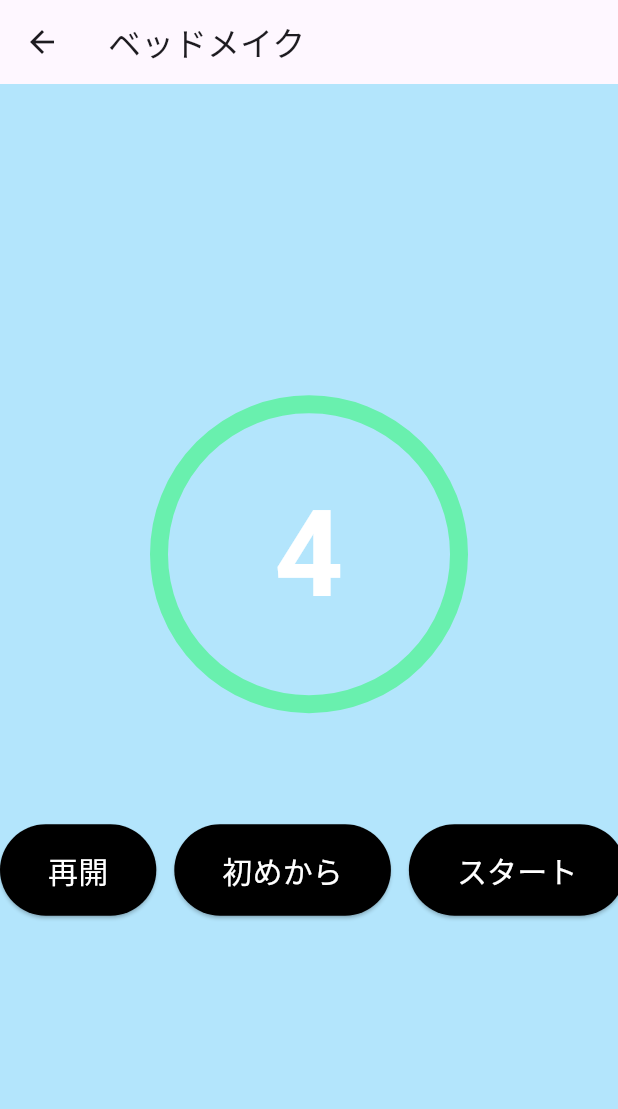
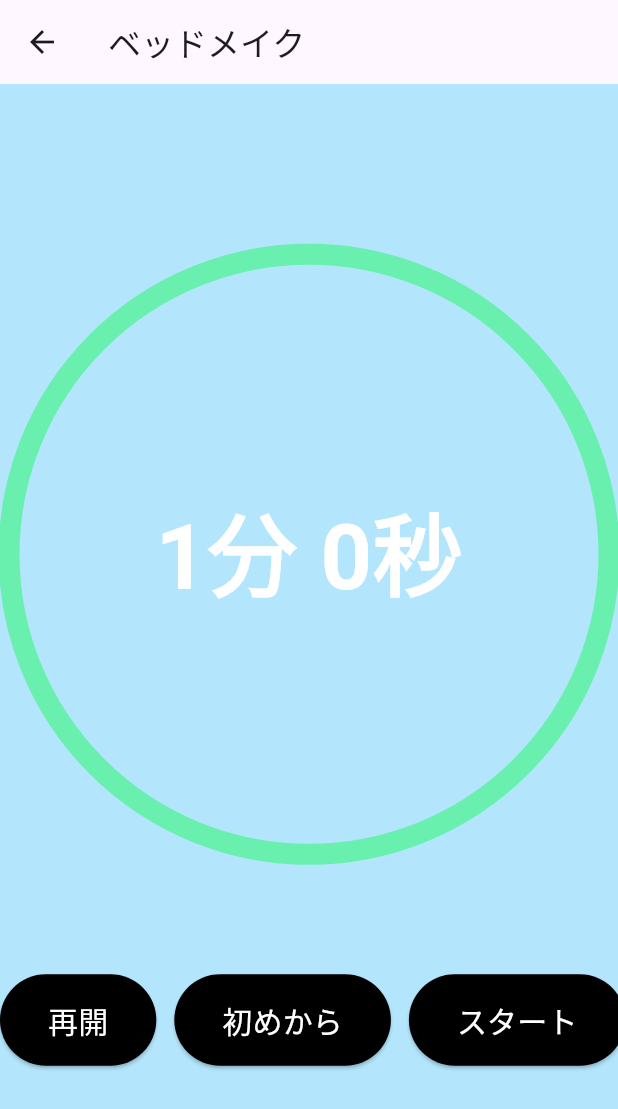
Before and after one commit to hokohoko/Zibun_Timer, a Flutter app: the screen it shows after launch, after a tap on "実行画面", on a phone screen of 412 x 824 dp. Shown: the top 1109 px of the screen. Run offline on Flutter 3.47's test engine with Material 3 defaults, Android fonts, the phone set to English and light mode, and no system bars.

Commit message:
実行画面の修正

```diff
--- a/lib/execution.dart
+++ b/lib/execution.dart
@@ -3,62 +3,75 @@ import 'dart:ui';
 import 'dart:async';
 
 class ExecutionPage extends StatefulWidget {
-  int maxSeconds = 5;
-  int seconds = 5;
-  Timer? timer;
-  String task = '';
-  List<String> tasks = ['ベッドメイキング', '洗顔', '朝食', '歯磨き'];
   @override
   _ExecutionPageState createState() => _ExecutionPageState();
 }
 
 class _ExecutionPageState extends State<ExecutionPage> {
-  //static const defaultSeconds = 10;
   int maxSeconds = 5;
   int seconds = 5;
-  Timer? timer;
+  Timer? idealTimer;
+  Timer? realTimer;
   String task = '';
   List<String> tasks = ['ベッドメイキング', '洗顔', '朝食', '歯磨き'];
   int count = 0;
   List<Map<String, dynamic>> taskList = [
-    {"name": "ベッドメイク", "idealTime": 4, "realTime": 0},
-    {"name": "洗顔", "idealTime": 5, "realTime": 0},
-    {"name": "朝食", "idealTime": 6, "realTime": 0},
+    {"name": "ベッドメイク", "idealTime": 60, "realTime": 0},
+    {"name": "洗顔", "idealTime": 63, "realTime": 0},
+    {"name": "朝食", "idealTime": 30, "realTime": 0},
     {"name": "歯磨き", "idealTime": 3, "realTime": 0},
   ];
   int realTime = 0;
   TextEditingController timeController = TextEditingController(); // 時間入力
+  int displayMinutes = 0;
+  int displaySeconds = 0;
 
   _ExecutionPageState() {
-    print('$count init');
     task = taskList[count]["name"];
     maxSeconds = taskList[count]["idealTime"];
     seconds = taskList[count]["idealTime"];
+    displayMinutes = taskList[count]["idealTime"] ~/ 60;
+    displaySeconds = (taskList[count]["idealTime"] % 60 == 0)
+        ? 00
+        : taskList[count]["idealTime"] % 60;
+    print('$displayMinutes : $displaySeconds init');
   }
 
   void startTimer({bool reset = true}) {
     print(task + 'をスタート');
     if (reset) {
-      resetTimer();
+      resetRealTimer();
+      resetIdealTimer();
     }
-    // seconds: 1
-    timer = Timer.periodic(Duration(seconds: 1), (_) {
+
+    idealTimer = Timer.periodic(Duration(seconds: 1), (_) {
       if (seconds > 0) {
         setState(() => seconds--);
+        setState(() => displayMinutes = seconds ~/ 60);
+        setState(() => displaySeconds = seconds % 60);
       } else {
         stopTimer(reset: false);
         // seconds = maxSeconds;
       }
     });
+
+    realTimer = Timer.periodic(Duration(seconds: 1), (_) {
+      realTime++;
+      // setState(() => realTime--);
+    });
   }
 
-  void resetTimer() => setState(() => seconds = maxSeconds);
+  void resetRealTimer() => setState(() => seconds = maxSeconds);
+
+  void resetIdealTimer() {
+    realTime = 0;
+  }
 
   void stopTimer({bool reset = true}) {
     if (reset) {
-      resetTimer();
+      resetRealTimer();
     }
-    setState(() => timer?.cancel());
+    setState(() => idealTimer?.cancel());
   }
 
   void setPrams() {
@@ -68,23 +81,35 @@ class _ExecutionPageState extends State<ExecutionPage> {
   }
 
   void nextTask() {
+    print(realTimer?.tick);
+    taskList[count]["realTime"] = realTimer?.tick;
+    realTimer?.cancel();
+    idealTimer?.cancel();
+    print(taskList);
+    print(realTimer?.tick);
+
     count = count + 1;
     if (count == tasks.length) {
       count = 0;
     }
     setPrams();
     // task = tasks[count];
-    resetTimer();
-    if(count == 0){
+    resetRealTimer();
+    if (count == 0) {
       Navigator.pushReplacement(
         context,
-        MaterialPageRoute(builder: (context) => NextScreen(
+        MaterialPageRoute(
+            builder: (context) => NextScreen(
                   tasks: tasks,
                   taskList: taskList,
                 )),
       );
     }
+    // resetRealTimer();
+    // resetIdealTimer();
+    startTimer();
   }
+
   @override
   Widget build(BuildContext context) => Scaffold(
       appBar: AppBar(
@@ -103,7 +128,7 @@ class _ExecutionPageState extends State<ExecutionPage> {
           )));
 
   Widget buildButtons() {
-    final isRunning = timer == null ? false : timer!.isActive;
+    final isRunning = idealTimer == null ? false : idealTimer!.isActive;
     final isCompleted = seconds == 0;
     // final timeController = TextEditingController();
 
@@ -121,7 +146,7 @@ class _ExecutionPageState extends State<ExecutionPage> {
       ButtonWidget(
           text: '初めから',
           onClicked: () {
-            resetTimer();
+            resetRealTimer();
           }),
       const SizedBox(width: 12),
       ButtonWidget(
@@ -135,16 +160,17 @@ class _ExecutionPageState extends State<ExecutionPage> {
   }
 
   Widget buildTimer() => SizedBox(
-      width: 200,
-      height: 200,
+      width: 400,
+      height: 400,
       child: Stack(
         fit: StackFit.expand,
         children: [
           CircularProgressIndicator(
             value: 1 - seconds / maxSeconds,
             valueColor: AlwaysStoppedAnimation(Colors.white),
-            strokeWidth: 12,
-            backgroundColor: Colors.greenAccent,
+            strokeWidth: 14,
+            backgroundColor:
+                seconds > 2 ? Colors.greenAccent : Colors.redAccent,
           ),
           Center(
             child: buildTime(),
@@ -153,11 +179,10 @@ class _ExecutionPageState extends State<ExecutionPage> {
       ));
 
   Widget buildTime() {
-    return Text('$seconds',
+    return Text('$displayMinutes分 $displaySeconds秒',
         style: const TextStyle(
-            fontWeight: FontWeight.bold, color: Colors.white, fontSize: 80));
+            fontWeight: FontWeight.bold, color: Colors.white, fontSize: 60));
   }
-
 }
 
 class ButtonWidget extends StatelessWidget {
@@ -232,8 +257,7 @@ class ButtonWidget extends StatelessWidget {
                             SizedBox(width: 10),
                             DropdownButton<int>(
                               value: taskList[0]["idealTime"],
-                                onChanged: (value){
-                                },
+                              onChanged: (value) {},
                               items: _buildDropdownItems(),
                             ),
                           ],
@@ -251,6 +275,7 @@ class ButtonWidget extends StatelessWidget {
     int minutes = seconds ~/ 60;
     return minutes.toString().padLeft(2, '0');
   }
+
   List<DropdownMenuItem<int>> _buildDropdownItems() {
     return List.generate(
       60,
@@ -260,5 +285,4 @@ class ButtonWidget extends StatelessWidget {
       ),
     );
   }
-
 }
```
Lines whose indentation alone changed are shown as unchanged.
